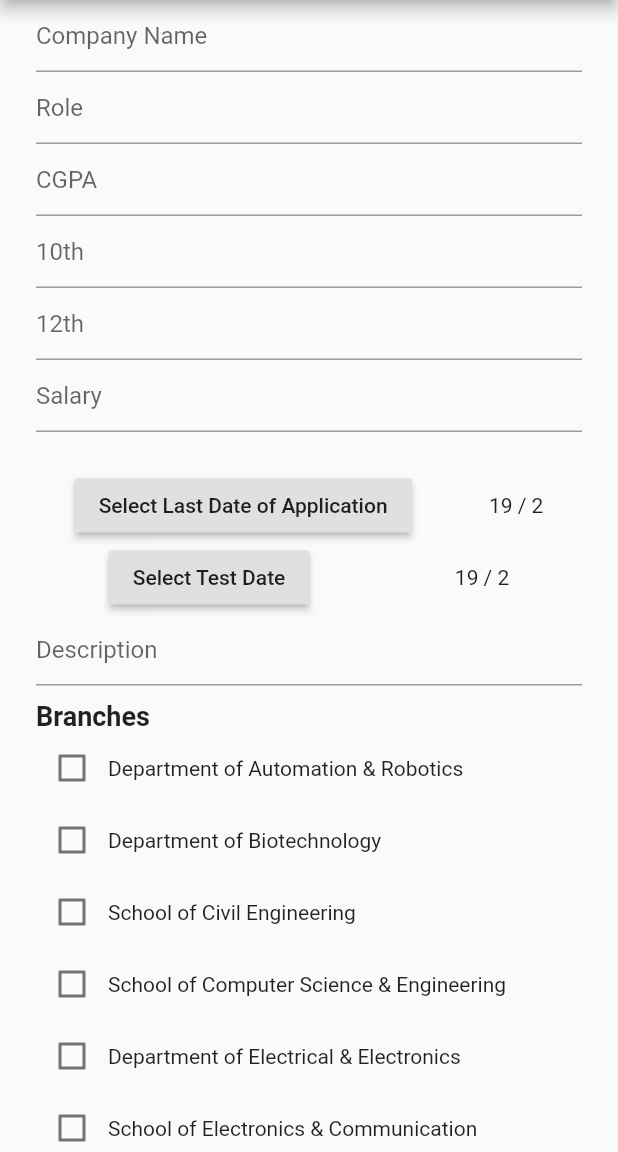
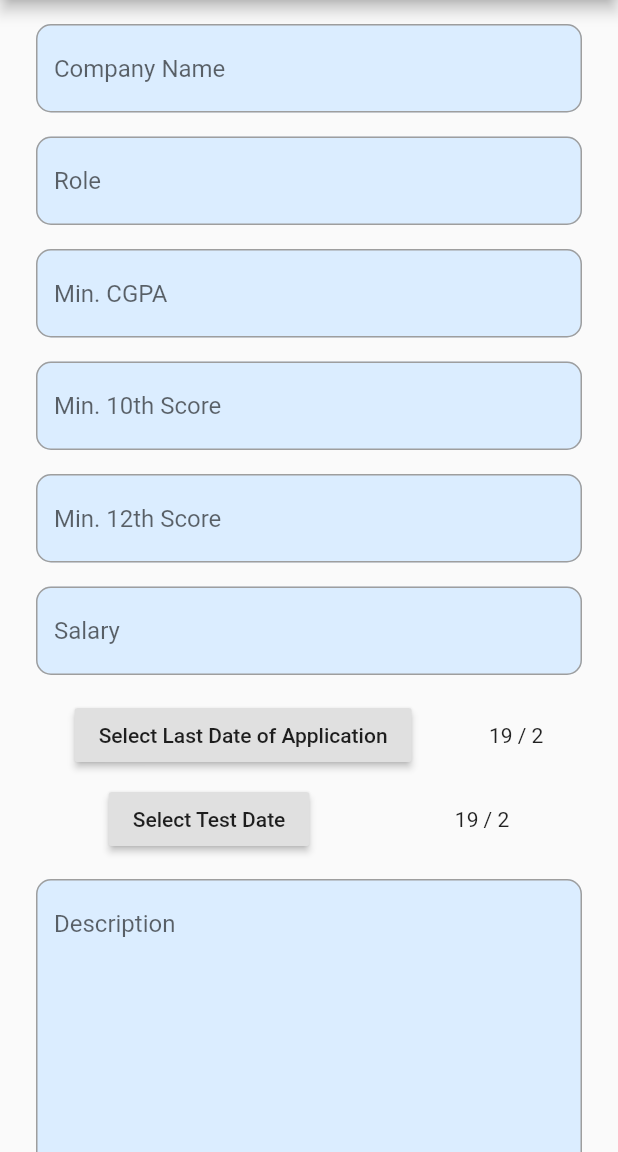
Before and after one commit to bhatnitish1998/precruitment, a Flutter app: the AddOffer screen opened directly, on a phone screen of 412 x 824 dp, the part 84-1236 px from its top. Run offline on Flutter 3.47's test engine with Material 2 defaults, Android fonts, the phone set to English and light mode, and no system bars; our stand-ins replace cloud_firestore, file_picker, firebase_auth, firebase_core, firebase_storage, permission_handler and 1 more; missing offline and left inert: downloads_path_provider, flutter_downloader, syncfusion_flutter_xlsio; accounts and stored records are empty.

```diff
--- a/lib/views/addOffer.dart
+++ b/lib/views/addOffer.dart
@@ -111,46 +111,122 @@ class _AddOfferState extends State<AddOffer> {
                 child: Column(
                   crossAxisAlignment: CrossAxisAlignment.start,
                   children: [
+                    SizedBox(
+                      height: 16.0,
+                    ),
                     TextFormField(
-                      // TODO,
                       controller: companyTextEditingController,
                       decoration: InputDecoration(
-                        hintText: "Company Name",
+                        hintText: 'Company Name',
+                        filled: true,
+                        fillColor: Color(0xFFDBEDFF),
+                        enabledBorder: OutlineInputBorder(
+                          borderRadius: BorderRadius.all(Radius.circular(10.0)),
+                          borderSide: BorderSide(color: Colors.grey),
+                        ),
+                        focusedBorder: OutlineInputBorder(
+                          borderRadius: BorderRadius.all(Radius.circular(10.0)),
+                          borderSide: BorderSide(color: Colors.grey),
+                        ),
                       ),
-                      // validator:
+                    ),
+                    SizedBox(
+                      height: 16.0,
                     ),
                     TextFormField(
                       controller: roleTextEditingController,
                       decoration: InputDecoration(
-                        hintText: "Role",
+                        hintText: 'Role',
+                        filled: true,
+                        fillColor: Color(0xFFDBEDFF),
+                        enabledBorder: OutlineInputBorder(
+                          borderRadius: BorderRadius.all(Radius.circular(10.0)),
+                          borderSide: BorderSide(color: Colors.grey),
+                        ),
+                        focusedBorder: OutlineInputBorder(
+                          borderRadius: BorderRadius.all(Radius.circular(10.0)),
+                          borderSide: BorderSide(color: Colors.grey),
+                        ),
                       ),
+                    ),
+                    SizedBox(
+                      height: 16.0,
                     ),
                     TextFormField(
                       controller: cgpaTextEditingController,
                       decoration: InputDecoration(
-                        hintText: "CGPA",
+                        hintText: 'Min. CGPA',
+                        filled: true,
+                        fillColor: Color(0xFFDBEDFF),
+                        enabledBorder: OutlineInputBorder(
+                          borderRadius: BorderRadius.all(Radius.circular(10.0)),
+                          borderSide: BorderSide(color: Colors.grey),
+                        ),
+                        focusedBorder: OutlineInputBorder(
+                          borderRadius: BorderRadius.all(Radius.circular(10.0)),
+                          borderSide: BorderSide(color: Colors.grey),
+                        ),
                       ),
+                    ),
+                    SizedBox(
+                      height: 16.0,
                     ),
                     TextFormField(
                       controller: tenthTextEditingController,
                       decoration: InputDecoration(
-                        hintText: "10th",
+                        hintText: 'Min. 10th Score',
+                        filled: true,
+                        fillColor: Color(0xFFDBEDFF),
+                        enabledBorder: OutlineInputBorder(
+                          borderRadius: BorderRadius.all(Radius.circular(10.0)),
+                          borderSide: BorderSide(color: Colors.grey),
+                        ),
+                        focusedBorder: OutlineInputBorder(
+                          borderRadius: BorderRadius.all(Radius.circular(10.0)),
+                          borderSide: BorderSide(color: Colors.grey),
+                        ),
                       ),
+                    ),
+                    SizedBox(
+                      height: 16.0,
                     ),
                     TextFormField(
                       controller: twelfthTextEditingController,
                       decoration: InputDecoration(
-                        hintText: "12th",
+                        hintText: 'Min. 12th Score',
+                        filled: true,
+                        fillColor: Color(0xFFDBEDFF),
+                        enabledBorder: OutlineInputBorder(
+                          borderRadius: BorderRadius.all(Radius.circular(10.0)),
+                          borderSide: BorderSide(color: Colors.grey),
+                        ),
+                        focusedBorder: OutlineInputBorder(
+                          borderRadius: BorderRadius.all(Radius.circular(10.0)),
+                          borderSide: BorderSide(color: Colors.grey),
+                        ),
                       ),
+                    ),
+                    SizedBox(
+                      height: 16.0,
                     ),
                     TextFormField(
                       controller: lpaTextEditingController,
                       decoration: InputDecoration(
-                        hintText: "Salary",
+                        hintText: 'Salary',
+                        filled: true,
+                        fillColor: Color(0xFFDBEDFF),
+                        enabledBorder: OutlineInputBorder(
+                          borderRadius: BorderRadius.all(Radius.circular(10.0)),
+                          borderSide: BorderSide(color: Colors.grey),
+                        ),
+                        focusedBorder: OutlineInputBorder(
+                          borderRadius: BorderRadius.all(Radius.circular(10.0)),
+                          borderSide: BorderSide(color: Colors.grey),
+                        ),
                       ),
                     ),
                     SizedBox(
-                      height: 25.0,
+                      height: 16.0,
                     ),
                     Row(
                       children: [
@@ -163,6 +239,9 @@ class _AddOfferState extends State<AddOffer> {
                             "${deadline.day.toString()} / ${deadline.month.toString()}"),
                       ],
                       mainAxisAlignment: MainAxisAlignment.spaceAround,
+                    ),
+                    SizedBox(
+                      height: 8.0,
                     ),
                     Row(
                       children: [
@@ -177,10 +256,25 @@ class _AddOfferState extends State<AddOffer> {
                       ],
                       mainAxisAlignment: MainAxisAlignment.spaceAround,
                     ),
+                    SizedBox(
+                      height: 16.0,
+                    ),
                     TextFormField(
+                      minLines: 10,
+                      maxLines: 15,
                       controller: descriptionTextEditingController,
                       decoration: InputDecoration(
-                        hintText: "Description",
+                        hintText: 'Description',
+                        filled: true,
+                        fillColor: Color(0xFFDBEDFF),
+                        enabledBorder: OutlineInputBorder(
+                          borderRadius: BorderRadius.all(Radius.circular(10.0)),
+                          borderSide: BorderSide(color: Colors.grey),
+                        ),
+                        focusedBorder: OutlineInputBorder(
+                          borderRadius: BorderRadius.all(Radius.circular(10.0)),
+                          borderSide: BorderSide(color: Colors.grey),
+                        ),
                       ),
                     ),
                     SizedBox(height: 10.0),
--- a/lib/views/home.dart
+++ b/lib/views/home.dart
@@ -105,7 +105,9 @@ class _HomeState extends State<Home> {
                   child: Column(
                     children: [
                       Icon(
-                        Icons.article_outlined,
+                        _currentIndex == 0
+                            ? Icons.article
+                            : Icons.article_outlined,
                         color: _currentIndex == 0 ? Colors.blue : null,
                       ),
                       Text(
@@ -128,7 +130,7 @@ class _HomeState extends State<Home> {
                   child: Column(
                     children: [
                       Icon(
-                        Icons.forum_outlined,
+                        _currentIndex == 1 ? Icons.forum : Icons.forum_outlined,
                         color: _currentIndex == 1 ? Colors.blue : null,
                       ),
                       Text(
@@ -151,7 +153,9 @@ class _HomeState extends State<Home> {
                   child: Column(
                     children: [
                       Icon(
-                        Icons.person_outline,
+                        _currentIndex == 2
+                            ? Icons.person
+                            : Icons.person_outlined,
                         color: _currentIndex == 2 ? Colors.blue : null,
                       ),
                       Text(
@@ -174,7 +178,9 @@ class _HomeState extends State<Home> {
                   child: Column(
                     children: [
                       Icon(
-                        Icons.emoji_events_outlined,
+                        _currentIndex == 3
+                            ? Icons.emoji_events
+                            : Icons.emoji_events_outlined,
                         color: _currentIndex == 3 ? Colors.blue : null,
                       ),
                       Text(
```
